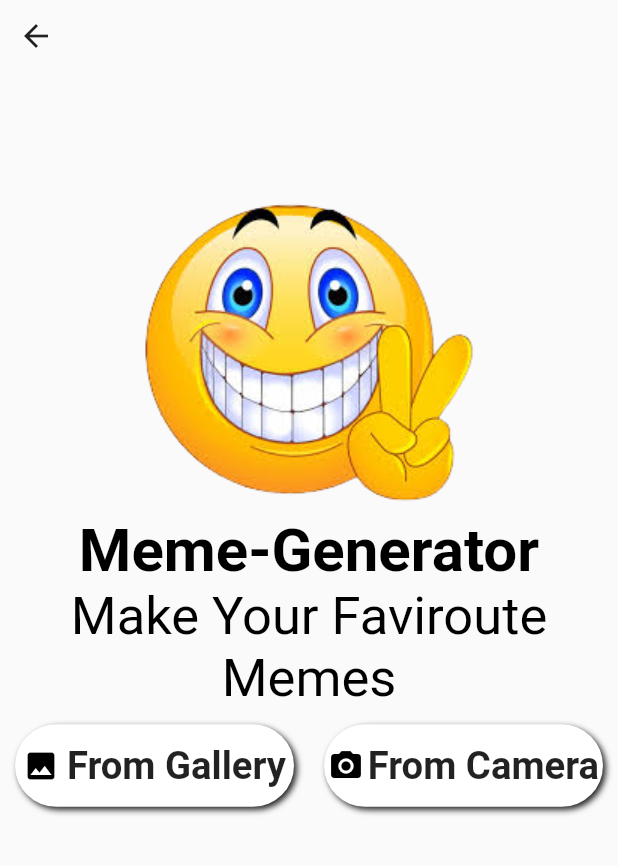
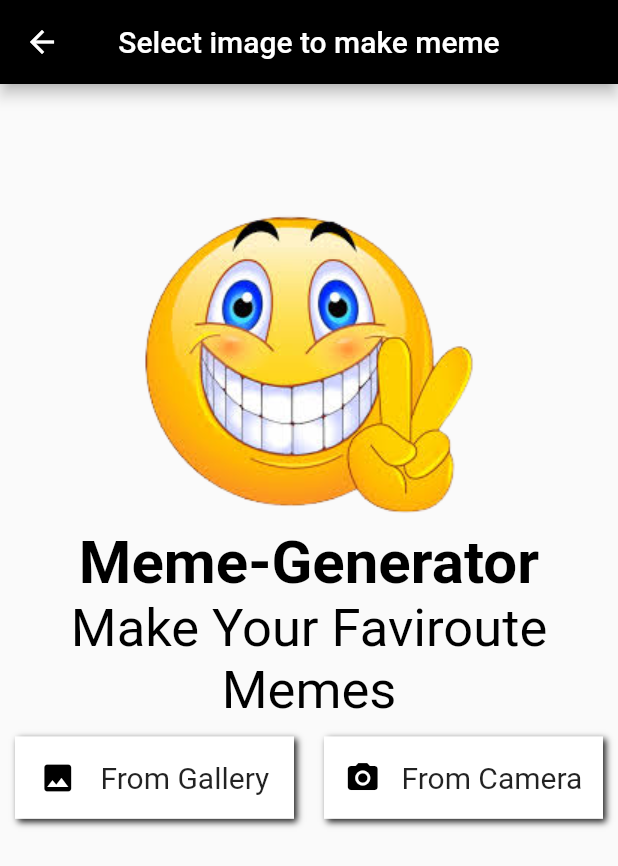
Before and after one commit to SeAliijaz/meme_generator, a Flutter app: the screen it shows after launch, after a tap on "Make Memes", on a phone screen of 412 x 824 dp. Shown: the top 866 px of the screen. Run offline on Flutter 3.47's test engine with Material 2 defaults, Android fonts, the light colour scheme and no system bars; our stand-ins replace fluttertoast, google_fonts, image_picker, permission_handler, screenshot, share and 1 more; missing offline and left inert: ext_storage; Roboto replaces fonts that are missing (Lateef, Salsa).

Commit message:
Theme management in V1

```diff
--- a/lib/Custom_Buttons/custom_button.dart
+++ b/lib/Custom_Buttons/custom_button.dart
@@ -1,15 +1,14 @@
-import 'package:flutter/material.dart';
-import 'package:google_fonts/google_fonts.dart';
+import "package:flutter/material.dart";
+import "package:google_fonts/google_fonts.dart";
 
-// ignore: must_be_immutable
 class CustomButton extends StatelessWidget {
   ///For Color
   ///Text
-  String txt;
+  String text;
 
   ///Const
   CustomButton({
-    this.txt,
+    this.text,
   });
 
   ///Main Body
@@ -17,6 +16,7 @@ class CustomButton extends StatelessWidget {
   Widget build(BuildContext context) {
     return Padding(
       padding: const EdgeInsets.all(10.0),
+      child: Center(
         child: Container(
           height: 75,
           width: 300,
@@ -34,11 +34,12 @@ class CustomButton extends StatelessWidget {
           ),
           child: Center(
             child: Text(
-            "${txt}",
-            style: GoogleFonts.lateef(
+              "${text ?? "Text"}",
+              textAlign: TextAlign.center,
+              style: GoogleFonts.salsa(
                 textStyle: TextStyle(
-                fontSize: 32,
-                fontWeight: FontWeight.bold,
+                  fontSize: 25,
+                ),
               ),
             ),
           ),
--- a/lib/Widgets/functionality_button.dart
+++ b/lib/Custom_Buttons/functionality_button.dart
@@ -1,5 +1,5 @@
-import 'package:flutter/material.dart';
-import 'package:google_fonts/google_fonts.dart';
+import "package:flutter/material.dart";
+import "package:google_fonts/google_fonts.dart";
 
 // ignore: must_be_immutable
 class FunctionalityButtons extends StatelessWidget {
@@ -34,7 +34,6 @@ class FunctionalityButtons extends StatelessWidget {
           width: s.width,
           decoration: BoxDecoration(
             color: Colors.white,
-            borderRadius: BorderRadius.circular(30),
             boxShadow: [
               BoxShadow(
                 offset: Offset(2.0, 2.0),
@@ -44,19 +43,25 @@ class FunctionalityButtons extends StatelessWidget {
             ],
           ),
           child: Row(
+            crossAxisAlignment: CrossAxisAlignment.center,
             mainAxisAlignment: MainAxisAlignment.spaceEvenly,
             children: [
-              Icon(
+              Center(
+                child: Icon(
                   icon,
                   size: iconSize,
                   color: iconColor,
                 ),
-              Text(
+              ),
+              Center(
+                child: Text(
                   "${text ?? "Text"}",
-                style: GoogleFonts.lateef(
+                  textAlign: TextAlign.center,
+                  style: GoogleFonts.salsa(
                     textStyle: TextStyle(
                       fontSize: fontsize,
                       fontWeight: fontWeight,
+                    ),
                   ),
                 ),
               ),
--- a/lib/Initial_Screen/splash_screen.dart
+++ b/lib/Initial_Screen/splash_screen.dart
@@ -1,10 +1,10 @@
-import 'dart:async';
-import 'package:flutter/material.dart';
-import 'package:meme_generator/Main_Screens/first_screen.dart';
+import "dart:async";
+import "package:flutter/material.dart";
+import "package:meme_generator/Main_Screens/first_screen.dart";
 
 class SplashScreen extends StatefulWidget {
   ///Final id
-  static final id = '/SplashScreen';
+  static final String id = "/SplashScreen";
   @override
   _SplashScreenState createState() => _SplashScreenState();
 }
@@ -17,7 +17,7 @@ class _SplashScreenState extends State<SplashScreen> {
   @override
   void initState() {
     _timer = Timer(
-      Duration(seconds: 3),
+      Duration(seconds: 2),
       () async {
         await Navigator.pushReplacementNamed(
           context,
@@ -37,19 +37,19 @@ class _SplashScreenState extends State<SplashScreen> {
 
   @override
   Widget build(BuildContext context) {
+    final Size s = MediaQuery.of(context).size;
     return Scaffold(
       ///theme
-      backgroundColor: Theme.of(context).scaffoldBackgroundColor,
       body: Container(
-        height: double.infinity,
-        width: double.infinity,
+        height: s.height,
+        width: s.width,
         child: Center(
           child: Column(
             mainAxisAlignment: MainAxisAlignment.spaceEvenly,
             children: [
               ///Meme Generator logo
               Image.asset(
-                'images/memegenrator-removebg-preview.png',
+                "images/memegenrator-removebg-preview.png",
               ),
               CircularProgressIndicator(
                 color: Theme.of(context).primaryColor,
--- a/lib/Main_Screens/first_screen.dart
+++ b/lib/Main_Screens/first_screen.dart
@@ -1,11 +1,11 @@
-import 'package:flutter/material.dart';
-import 'package:meme_generator/Custom_Buttons/custom_button.dart';
-import 'package:meme_generator/Main_Screens/home_screen.dart';
-import 'package:meme_generator/Images_Screen/my_memes_screen.dart';
+import "package:flutter/material.dart";
+import "package:meme_generator/Custom_Buttons/custom_button.dart";
+import "package:meme_generator/Main_Screens/home_screen.dart";
+import "package:meme_generator/Images_Screen/my_memes_screen.dart";
 
 class FirstScreen extends StatelessWidget {
   ///Final id
-  static final id = '/FirstScreen';
+  static final String id = "/FirstScreen";
 
   ///Main Body
   @override
@@ -19,7 +19,7 @@ class FirstScreen extends StatelessWidget {
               mainAxisAlignment: MainAxisAlignment.center,
               children: [
                 Image.asset(
-                  'images/smiley2.png',
+                  "images/smiley2.png",
                 ),
                 SizedBox(height: 10),
 
@@ -32,19 +32,17 @@ class FirstScreen extends StatelessWidget {
                     );
                   },
                   child: CustomButton(
-                    txt: 'Make Memes',
+                    text: "Make Memes",
                   ),
                 ),
 
                 ///Custom Button 1
                 GestureDetector(
                   onTap: () {
-                    Navigator.push(context, MaterialPageRoute(builder: (_) {
-                      return MyHomePage();
-                    }));
+                    Navigator.pushNamed(context, MyMemesScreen.id);
                   },
                   child: CustomButton(
-                    txt: 'My Memes',
+                    text: "My Memes",
                   ),
                 ),
               ],
--- a/lib/Main_Screens/home_screen.dart
+++ b/lib/Main_Screens/home_screen.dart
@@ -1,21 +1,20 @@
-import 'dart:io';
-import 'dart:typed_data';
-import 'package:flutter/material.dart';
-import 'package:image_picker/image_picker.dart';
-import 'package:meme_generator/Constants/constants.dart';
-import 'package:meme_generator/Custom_Buttons/custom_function_button.dart';
-import 'package:meme_generator/Styling_Class/text_styles.dart';
-import 'package:meme_generator/Widgets/functionality_button.dart';
-import 'package:meme_generator/Widgets/header_footer_texts.dart';
-import 'package:meme_generator/Widgets/text_field.dart';
-import 'package:meme_generator/Widgets/text_widget.dart';
-import 'package:path_provider/path_provider.dart';
-import 'package:screenshot/screenshot.dart';
-import 'package:share/share.dart';
+import "dart:io";
+import "dart:typed_data";
+import "package:flutter/material.dart";
+import 'package:google_fonts/google_fonts.dart';
+import "package:image_picker/image_picker.dart";
+import "package:meme_generator/Constants/constants.dart";
+import 'package:meme_generator/Custom_Buttons/functionality_button.dart';
+import "package:meme_generator/Widgets/header_footer_texts.dart";
+import "package:meme_generator/Widgets/text_field.dart";
+import "package:meme_generator/Widgets/text_widget.dart";
+import "package:path_provider/path_provider.dart";
+import "package:screenshot/screenshot.dart";
+import "package:share/share.dart";
 
 class HomeScreen extends StatefulWidget {
   ///Final id
-  static final id = '/HomeScreen';
+  static final String id = "/HomeScreen";
 
   @override
   State<HomeScreen> createState() => _HomeScreenState();
@@ -36,7 +35,7 @@ class _HomeScreenState extends State<HomeScreen> {
         if (pick != null) {
           _image = File(pick.path);
         } else {
-          toast('No Image Selected');
+          toast("No Image Selected");
         }
       });
     } catch (e) {
@@ -52,7 +51,7 @@ class _HomeScreenState extends State<HomeScreen> {
         if (pick != null) {
           _image = File(pick.path);
         } else {
-          toast('No Image Selected');
+          toast("No Image Selected");
         }
       });
     } catch (e) {
@@ -75,6 +74,24 @@ class _HomeScreenState extends State<HomeScreen> {
     final Size s = MediaQuery.of(context).size;
     return SafeArea(
       child: Scaffold(
+        appBar: _image == null
+            ? AppBar(
+                backgroundColor: Theme.of(context).backgroundColor,
+                title: Text(
+                  "Select image to make meme",
+                  style: GoogleFonts.salsa(),
+                ),
+                centerTitle: true,
+              )
+            : AppBar(
+                backgroundColor: Theme.of(context).backgroundColor,
+                title: Text(
+                  "Make Your meme".toUpperCase(),
+                  style: GoogleFonts.salsa(),
+                ),
+                centerTitle: true,
+              ),
+
         ///Body
         body: Container(
           height: s.height,
@@ -82,19 +99,6 @@ class _HomeScreenState extends State<HomeScreen> {
           child: SingleChildScrollView(
             child: Column(
               children: [
-                Container(
-                  child: Row(
-                    children: [
-                      IconButton(
-                        onPressed: () {
-                          Navigator.of(context).pop();
-                        },
-                        icon: Icon(Icons.arrow_back),
-                      ),
-                    ],
-                  ),
-                ),
-
                 ///No Image
                 if (_image == null) ImageDisappearing() else SizedBox(),
 
@@ -124,16 +128,16 @@ class _HomeScreenState extends State<HomeScreen> {
             Column(
               mainAxisAlignment: MainAxisAlignment.center,
               children: [
-                Image.asset('images/smiley1.png'),
+                Image.asset("images/smiley1.png"),
 
                 ///TEXTS
                 CustomTextWidget(
-                  title: 'Meme-Generator',
+                  title: "Meme-Generator",
                   size: 40.0,
                   fontWeight: FontWeight.bold,
                 ),
                 CustomTextWidget(
-                  title: 'Make Your Faviroute Memes',
+                  title: "Make Your Faviroute Memes",
                   size: 35.0,
                 ),
               ],
@@ -148,11 +152,10 @@ class _HomeScreenState extends State<HomeScreen> {
                   children: [
                     Expanded(
                       child: FunctionalityButtons(
-                        text: 'From Gallery',
+                        text: "From Gallery",
                         icon: Icons.photo,
                         iconColor: Colors.black,
-                        fontsize: 25.5,
-                        fontWeight: FontWeight.bold,
+                        fontsize: 20,
                         onPress: () {
                           _imagePickerFromGallery();
                         },
@@ -160,11 +163,10 @@ class _HomeScreenState extends State<HomeScreen> {
                     ),
                     Expanded(
                       child: FunctionalityButtons(
-                        text: 'From Camera',
+                        text: "From Camera",
                         icon: Icons.camera_alt,
                         iconColor: Colors.black,
-                        fontsize: 25.5,
-                        fontWeight: FontWeight.bold,
+                        fontsize: 20,
                         onPress: () {
                           _imagePickerFromCamera();
                         },
@@ -189,12 +191,12 @@ class _HomeScreenState extends State<HomeScreen> {
         mainAxisAlignment: MainAxisAlignment.center,
         children: [
           CustomTextWidget(
-            title: 'Meme-Generator',
+            title: "Meme-Generator",
             size: 40.0,
             fontWeight: FontWeight.bold,
           ),
           CustomTextWidget(
-            title: 'Make Your Faviroute Memes',
+            title: "Make Your Faviroute Memes",
             size: 35.0,
           ),
           Divider(
@@ -219,7 +221,16 @@ class _HomeScreenState extends State<HomeScreen> {
                               fit: BoxFit.fitHeight,
                             ),
                           )
-                        : SizedBox(),
+                        : Center(
+                            child: Text(
+                              "No Image Selected",
+                              style: GoogleFonts.salsa(
+                                textStyle: TextStyle(
+                                  fontSize: 20,
+                                ),
+                              ),
+                            ),
+                          ),
                   ),
 
                   ///Text On Image
@@ -264,7 +275,7 @@ class _HomeScreenState extends State<HomeScreen> {
               vertical: 5,
             ),
             child: CustomTextField(
-              'Header Text',
+              "Header Text",
               (v) {
                 setState(() {
                   headerText = v;
@@ -282,7 +293,7 @@ class _HomeScreenState extends State<HomeScreen> {
               horizontal: 5,
             ),
             child: CustomTextField(
-              'Footer Text',
+              "Footer Text",
               (v) {
                 setState(() {
                   footerText = v;
@@ -295,20 +306,23 @@ class _HomeScreenState extends State<HomeScreen> {
             color: Colors.black,
           ),
           Row(
+            mainAxisAlignment: MainAxisAlignment.spaceEvenly,
             children: [
               Expanded(
-                child: CustomFunctionalityButton(
-                  text: 'Save to Gallery',
-                  icn: Icons.save_alt,
+                child: FunctionalityButtons(
+                  text: "Save to Gallery",
+                  icon: Icons.save_alt,
+                  fontsize: 17,
                   onPress: () {
                     save();
                   },
                 ),
               ),
               Expanded(
-                child: CustomFunctionalityButton(
-                  text: 'Share Image',
-                  icn: Icons.share,
+                child: FunctionalityButtons(
+                  text: "Share Image",
+                  icon: Icons.share,
+                  fontsize: 17,
                   onPress: () {
                     share();
                   },
@@ -327,26 +341,20 @@ class _HomeScreenState extends State<HomeScreen> {
         .capture(delay: const Duration(milliseconds: 10))
         .then((Uint8List image) async {
       if (image != null) {
-        // ignore: unused_local_variable
         List<Directory> directory = await getExternalStorageDirectories();
         String d = DateTime.now().microsecondsSinceEpoch.toString();
 
+        ///Image path where image will be stored in mobile
         final imagePath =
-            await File('/storage/emulated/0/Download/$d.jpg').create();
+            await File("/storage/emulated/0/Download/$d.jpg").create();
         await imagePath
             .writeAsBytes(image)
             .whenComplete(
-              () => print(
-                'Image Saved Successfully!',
-              ),
+              () => print("Image Saved Successfully!"),
             )
-            .whenComplete(
-              () => toast('Image Saved Successfully!'),
-            )
+            .whenComplete(() => toast("Image Saved Successfully!"))
             .catchError((e) {
-          print(
-            e.toString(),
-          );
+          print(e.toString());
           toast(e.toString());
         });
         print(imagePath);
@@ -362,7 +370,7 @@ class _HomeScreenState extends State<HomeScreen> {
       if (image != null) {
         final directory = await getApplicationDocumentsDirectory();
         String d = DateTime.now().microsecondsSinceEpoch.toString();
-        final imagePath = await File('${directory.path}/image$d.png').create();
+        final imagePath = await File("${directory.path}/image$d.png").create();
         await imagePath.writeAsBytes(image);
 
         /// Share Plugin
@@ -370,40 +378,4 @@ class _HomeScreenState extends State<HomeScreen> {
       }
     });
   }
-
-  void _showBottomSheet(BuildContext context) {
-    showModalBottomSheet(
-      context: context,
-      builder: (context) {
-        return Wrap(
-          children: [
-            ListTile(
-              textColor: Colors.black,
-              iconColor: Colors.black,
-              onTap: () {
-                _imagePickerFromGallery();
-              },
-              leading: Icon(Icons.photo),
-              title: Text(
-                'Select image from Gallery',
-                style: EchoStyles.bottomSheetStyle,
-              ),
-            ),
-            ListTile(
-              textColor: Colors.black,
-              iconColor: Colors.black,
-              onTap: () {
-                _imagePickerFromCamera();
-              },
-              leading: Icon(Icons.camera_alt),
-              title: Text(
-                'Select image from Camera',
-                style: EchoStyles.bottomSheetStyle,
-              ),
-            ),
-          ],
-        );
-      },
-    );
-  }
 }
--- a/lib/Styling_Class/text_styles.dart
+++ /dev/null
@@ -1,10 +0,0 @@
-import 'package:flutter/material.dart';
-import 'package:google_fonts/google_fonts.dart';
-
-class EchoStyles {
-  static TextStyle bottomSheetStyle = GoogleFonts.lateef(
-    textStyle: TextStyle(
-      fontSize: 25.0,
-    ),
-  );
-}
--- a/lib/Widgets/header_footer_texts.dart
+++ b/lib/Widgets/header_footer_texts.dart
@@ -1,4 +1,4 @@
-import 'package:flutter/material.dart';
+import "package:flutter/material.dart";
 
 // ignore: must_be_immutable
 class Header_Footer_Text_Widget extends StatelessWidget {
--- a/lib/Widgets/text_field.dart
+++ b/lib/Widgets/text_field.dart
@@ -1,4 +1,4 @@
-import 'package:flutter/material.dart';
+import "package:flutter/material.dart";
 
 Widget CustomTextField(
   String hintText,
@@ -10,7 +10,7 @@ Widget CustomTextField(
       onChanged: onChanged,
       decoration: InputDecoration(
         border: InputBorder.none,
-        hintText: "${hintText ?? "Hint-Text"}",
+        hintText: "${hintText ?? "hintText"}",
       ),
     ),
   );
--- a/lib/Widgets/text_widget.dart
+++ b/lib/Widgets/text_widget.dart
@@ -1,5 +1,5 @@
-import 'package:flutter/material.dart';
-import 'package:google_fonts/google_fonts.dart';
+import "package:flutter/material.dart";
+import "package:google_fonts/google_fonts.dart";
 
 // ignore: must_be_immutable
 class CustomTextWidget extends StatelessWidget {
@@ -24,9 +24,9 @@ class CustomTextWidget extends StatelessWidget {
       width: s.width,
       child: Center(
         child: Text(
-          "${title ?? "Title"}",
+          "${title ?? "title"}",
           textAlign: TextAlign.center,
-          style: GoogleFonts.lateef(
+          style: GoogleFonts.salsa(
             textStyle: TextStyle(
               fontSize: size,
               fontWeight: fontWeight,
--- a/lib/main.dart
+++ b/lib/main.dart
@@ -1,8 +1,9 @@
-import 'package:flutter/material.dart';
-import 'package:meme_generator/Initial_Screen/splash_screen.dart';
-import 'package:meme_generator/Main_Screens/first_screen.dart';
-import 'package:meme_generator/Main_Screens/home_screen.dart';
-import 'package:sizer/sizer.dart';
+import "package:flutter/material.dart";
+import "package:meme_generator/Images_Screen/my_memes_screen.dart";
+import "package:meme_generator/Initial_Screen/splash_screen.dart";
+import "package:meme_generator/Main_Screens/first_screen.dart";
+import "package:meme_generator/Main_Screens/home_screen.dart";
+import "package:sizer/sizer.dart";
 
 void main() {
   runApp(MyApp());
@@ -15,11 +16,14 @@ class MyApp extends StatelessWidget {
       builder: ((context, orientation, deviceType) {
         return MaterialApp(
           ///title
-          title: 'Meme Generator',
+          title: "Meme Generator",
 
           /* light theme settings */
           theme: ThemeData(
             brightness: Brightness.light,
+
+            ///For AppBar
+            backgroundColor: Colors.black,
           ),
 
           /* dark theme settings */
@@ -27,10 +31,12 @@ class MyApp extends StatelessWidget {
             brightness: Brightness.dark,
           ),
 
-          /*ThemeMode.system to follow system theme,
-      ThemeMode.light for light theme,
-      ThemeMode.dark for dark theme*/
-          themeMode: ThemeMode.light,
+          /*
+          ThemeMode.system to follow system theme,
+          ThemeMode.light for light theme,
+          ThemeMode.dark for dark theme
+          */
+          themeMode: ThemeMode.system,
 
           ///debugShowCheckedModeBanner
           debugShowCheckedModeBanner: false,
@@ -43,6 +49,7 @@ class MyApp extends StatelessWidget {
             SplashScreen.id: (context) => SplashScreen(),
             HomeScreen.id: (context) => HomeScreen(),
             FirstScreen.id: (context) => FirstScreen(),
+            MyMemesScreen.id: (context) => MyMemesScreen(),
           },
         );
       }),
```
Also changed, not shown: lib/Custom_Buttons/custom_function_button.dart (deleted, +0 -58 lines), lib/Images_Screen/image_preview_screen.dart (+12 -5 lines), lib/Images_Screen/my_memes_screen.dart (+17 -11 lines), pubspec.lock. Lines whose indentation alone changed are shown as unchanged.
